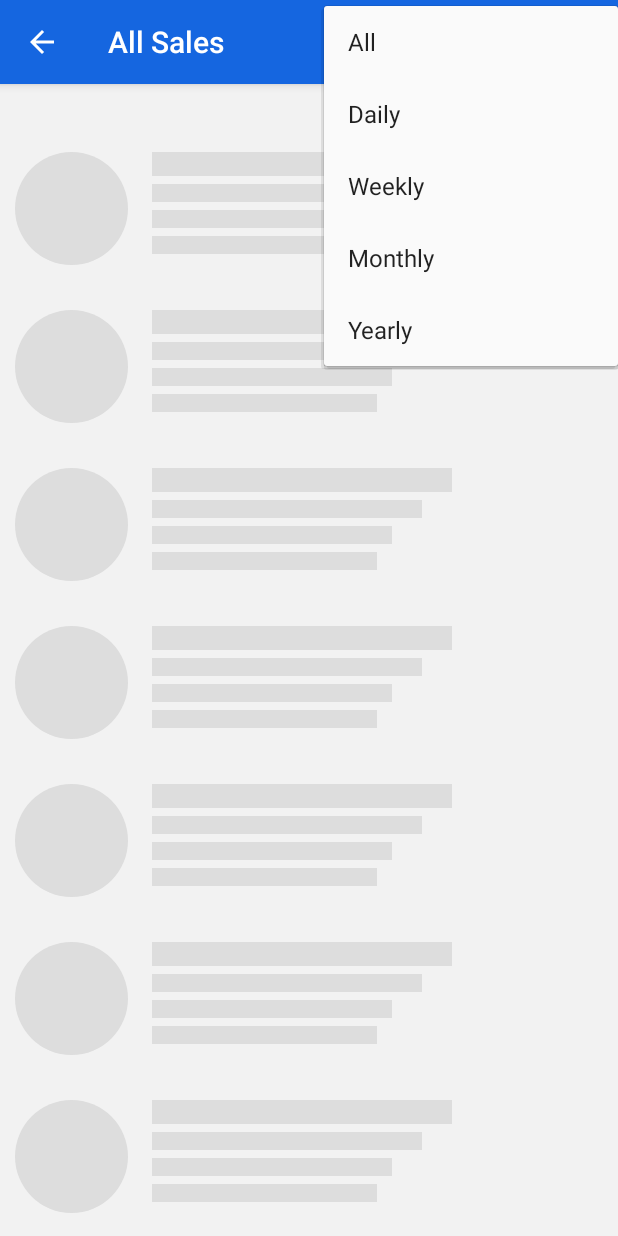
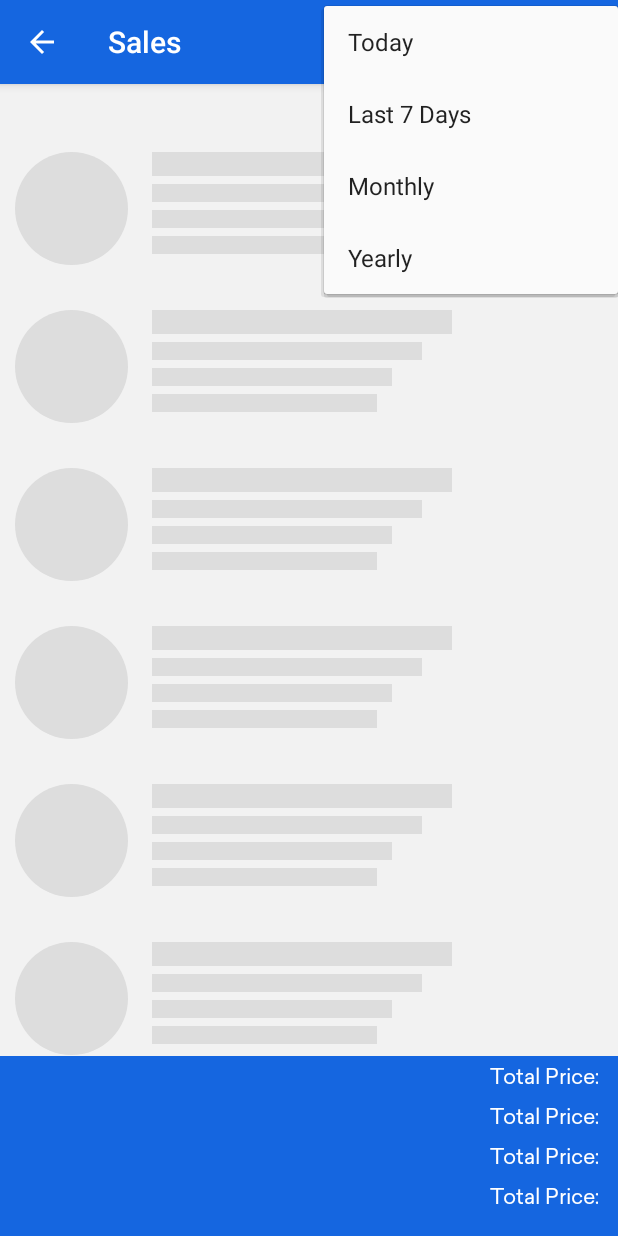
Before and after one commit to Techlogica/shopNCart, an Android app: the SalesReportActivity screen opened directly, with no data from a screen before it, after a tap on "Report", on a phone screen of 412 x 824 dp. Run offline under Robolectric (Android 15) with nearby library versions, the phone set to English and light mode, and no system bars; our stand-ins replace Shimmer; libraries missing offline, so code that uses them is left out: es.dmoral.toasty; 2 statements that could not run were skipped.

Commit message:
16 Dec,Kiran- vat tax added,report UI bugs fixed,Add products new field cost price added both update product and  api connected.

```diff
--- a/app/build.gradle
+++ b/app/build.gradle
@@ -7,8 +7,8 @@ android {
         applicationId "com.app.shopncart"
         minSdkVersion 19
         targetSdkVersion 29
-        versionCode 6
-        versionName "1.6"
+        versionCode 7
+        versionName "1.7"
         testInstrumentationRunner "androidx.test.runner.AndroidJUnitRunner"
         multiDexEnabled true
     }
--- a/app/src/main/java/com/app/shopncart/Constant.java
+++ b/app/src/main/java/com/app/shopncart/Constant.java
@@ -11,8 +11,8 @@ public class Constant {
 //    public static final String BASE_URL = "https://demo.onlinesoftsell.com/shopncart";
 //    public static final String BASE_URL = "http://techorbit.dyndns.org:7777/shopncart";
 //    public static final String BASE_URL = "https://techorbit.dyndns.org/shopncart";
-    public static final String BASE_URL = "https://shopncart.co/app";
-//    public static final String BASE_URL = "https://shopncart.co/SHOPNCART/app";
+//    public static final String BASE_URL = "https://shopncart.co/app";
+    public static final String BASE_URL = "https://shopncart.co/SHOPNCART/app";
 
     //For retrofit base url must end with /
     public static final String PRODUCT_IMAGE_URL = BASE_URL+"/product_images/";
--- a/app/src/main/java/com/app/shopncart/report/SalesReportActivity.java
+++ b/app/src/main/java/com/app/shopncart/report/SalesReportActivity.java
@@ -118,13 +118,13 @@ public class SalesReportActivity extends BaseActivity {
                 return true;
 
             case R.id.menu_daily:
-                getReport("daily",shopID,ownerId);
+                getReport("Today",shopID,ownerId);
                 getSupportActionBar().setTitle(R.string.daily);
 
                 return true;
 
             case R.id.menu_weekly:
-                getReport("weekly",shopID,ownerId);
+                getReport("Last 7 Days",shopID,ownerId);
                 getSupportActionBar().setTitle(R.string.weekly);
 
                 return true;
--- a/app/src/main/res/layout/activity_graph_report.xml
+++ b/app/src/main/res/layout/activity_graph_report.xml
@@ -62,7 +62,7 @@
             <com.github.mikephil.charting.charts.BarChart
                 android:id="@+id/barchart"
                 android:layout_width="match_parent"
-                android:layout_height="400dp" >
+                android:layout_height="350dp" >
 
             </com.github.mikephil.charting.charts.BarChart>
 
--- a/app/src/main/res/layout/activity_sales_report.xml
+++ b/app/src/main/res/layout/activity_sales_report.xml
@@ -1,5 +1,5 @@
 <?xml version="1.0" encoding="utf-8"?>
-<LinearLayout xmlns:android="http://schemas.android.com/apk/res/android"
+<RelativeLayout xmlns:android="http://schemas.android.com/apk/res/android"
     xmlns:app="http://schemas.android.com/apk/res-auto"
     xmlns:tools="http://schemas.android.com/tools"
     android:orientation="vertical"
@@ -9,7 +9,8 @@
 
     <ScrollView
         android:layout_width="match_parent"
-        android:layout_height="match_parent">
+        android:layout_height="match_parent"
+        android:layout_marginBottom="120dp">
 
         <LinearLayout
             android:layout_width="match_parent"
@@ -81,76 +82,67 @@
                     android:textSize="24sp" />
             </LinearLayout>
 
+        </LinearLayout>
+    </ScrollView>
+
     <LinearLayout
         android:layout_width="match_parent"
-                android:layout_height="match_parent"
+        android:layout_height="120dp"
         android:layout_alignParentBottom="true"
         android:gravity="right"
+        android:background="@color/colorAccent"
         android:orientation="vertical">
 
         <TextView
             android:id="@+id/txt_total_price"
             android:layout_width="match_parent"
             android:layout_height="wrap_content"
-                    android:layout_marginTop="5dp"
             android:layout_marginRight="10dp"
-                    android:background="@color/colorAccent"
             android:gravity="right"
-                    android:padding="5dp"
+            android:padding="3dp"
             android:text="@string/total_price"
             android:textColor="#fff"
-                    android:textSize="24sp"
+            android:textSize="14sp"
             app:fontFamily="@font/sailec_regular" />
 
         <TextView
             android:id="@+id/txt_total_tax"
             android:layout_width="match_parent"
             android:layout_height="wrap_content"
-                    android:layout_marginTop="5dp"
             android:layout_marginRight="10dp"
-                    android:layout_weight="1"
-                    android:background="@color/colorAccent"
             android:gravity="right"
-                    android:padding="5dp"
+            android:padding="3dp"
             android:text="@string/total_price"
             android:textColor="#fff"
-                    android:textSize="24sp"
+            android:textSize="14sp"
             app:fontFamily="@font/sailec_regular" />
 
         <TextView
             android:id="@+id/txt_total_discount"
             android:layout_width="match_parent"
             android:layout_height="wrap_content"
-                    android:layout_marginTop="5dp"
             android:layout_marginRight="10dp"
-                    android:layout_weight="1"
-                    android:background="@color/colorAccent"
             android:gravity="right"
-                    android:padding="5dp"
+            android:padding="3dp"
             android:text="@string/total_price"
             android:textColor="#fff"
-                    android:textSize="24sp"
+            android:textSize="14sp"
             app:fontFamily="@font/sailec_regular" />
 
         <TextView
             android:id="@+id/txt_net_sales"
             android:layout_width="match_parent"
             android:layout_height="wrap_content"
-                    android:layout_marginTop="5dp"
             android:layout_marginRight="10dp"
-                    android:layout_marginBottom="10dp"
-                    android:layout_weight="1"
-                    android:background="@color/colorAccent"
             android:gravity="right"
-                    android:padding="5dp"
+            android:padding="3dp"
             android:text="@string/total_price"
             android:textColor="#fff"
-                    android:textSize="24sp"
+            android:textSize="14sp"
             app:fontFamily="@font/sailec_regular" />
 
 
     </LinearLayout>
-        </LinearLayout>
-    </ScrollView>
 
-</LinearLayout>
+
+</RelativeLayout>
--- a/app/src/main/res/menu/all_sales_menu.xml
+++ b/app/src/main/res/menu/all_sales_menu.xml
@@ -10,6 +10,7 @@
 
             <item
                 android:id="@+id/menu_all_sales"
+                android:visible="false"
                 android:title="@string/all" />
 
             <item
--- a/app/src/main/res/values/strings.xml
+++ b/app/src/main/res/values/strings.xml
@@ -27,9 +27,9 @@
     <string name="expense">Expense</string>
     <string name="report">Report</string>
     <string name="all_orders">All Orders</string>
-    <string name="all_sales">All Sales</string>
+    <string name="all_sales">Sales</string>
 
-    <string name="daily">Daily</string>
+    <string name="daily">Today</string>
     <string name="monthly">Monthly</string>
     <string name="yearly">Yearly</string>
     <string name="customer_name">Customer Name</string>
@@ -85,8 +85,8 @@
     <string name="no_order_found">No Order Found</string>
     <string name="no_product_found">No Product Found</string>
     <string name="submit_order">Submit Order</string>
-    <string name="all_sales_report">All Sales Report</string>
-    <string name="all_expense_report">All Expense Report</string>
+    <string name="all_sales_report">Sales Report</string>
+    <string name="all_expense_report">Expense Report</string>
     <string name="monthly_sales_graph">Monthly Sales Graph</string>
     <string name="monthly_expense_graph">Monthly Expense Graph</string>
     <string name="no_data_found">No Data Found</string>
@@ -122,7 +122,7 @@
     <string name="monthly_expense_report">Monthly Expense Report</string>
     <string name="total_expense">Total Expense: </string>
     <string name="monthly_sales_report">Monthly Sales Report</string>
-    <string name="all_expense">All Expense</string>
+    <string name="all_expense">Expense</string>
     <string name="yes">Yes</string>
     <string name="all_product">All Product</string>
     <string name="product_cart">Product Cart</string>
@@ -228,7 +228,7 @@
     <string name="invalid_email_or_password">Invalid email or password!</string>
     <string name="view_all_orders">View All Orders</string>
     <string name="order_note">Order Note</string>
-    <string name="weekly">Weekly</string>
+    <string name="weekly">Last 7 Days</string>
     <string name="all">All</string>
     <string name="shop_closed_now">Shop Closed Now!</string>
     <string name="reset">RESET</string>
```
Also changed, not shown: app/src/main/res/layout/activity_expense_report.xml (+26 -23 lines), 1 other file. Lines whose indentation alone changed are shown as unchanged.
